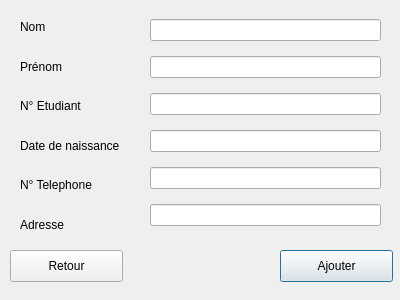
First picture: the form in c++_oussa/ajouteretudiant.ui, repository khadimkasse/projet_cpp_ndeye, before the edit.
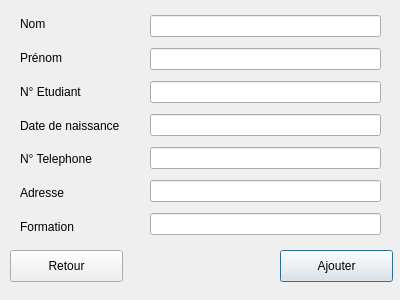
Second picture: the form after the edit.

Patch:
```diff
--- a/c++_oussa/ajouteretudiant.ui
+++ b/c++_oussa/ajouteretudiant.ui
@@ -65,6 +65,13 @@
       </property>
      </widget>
     </item>
+    <item>
+     <widget class="QLabel" name="label">
+      <property name="text">
+       <string>Formation</string>
+      </property>
+     </widget>
+    </item>
    </layout>
   </widget>
   <widget class="QWidget" name="verticalLayoutWidget_2">
@@ -99,6 +106,9 @@
       </property>
      </widget>
     </item>
+    <item>
+     <widget class="QLineEdit" name="lineEditFormation"/>
+    </item>
    </layout>
   </widget>
   <widget class="QPushButton" name="pushButton_AjouterEtud">
```
Left out of the diff: 2 changed lines with no effect on the pictures.
